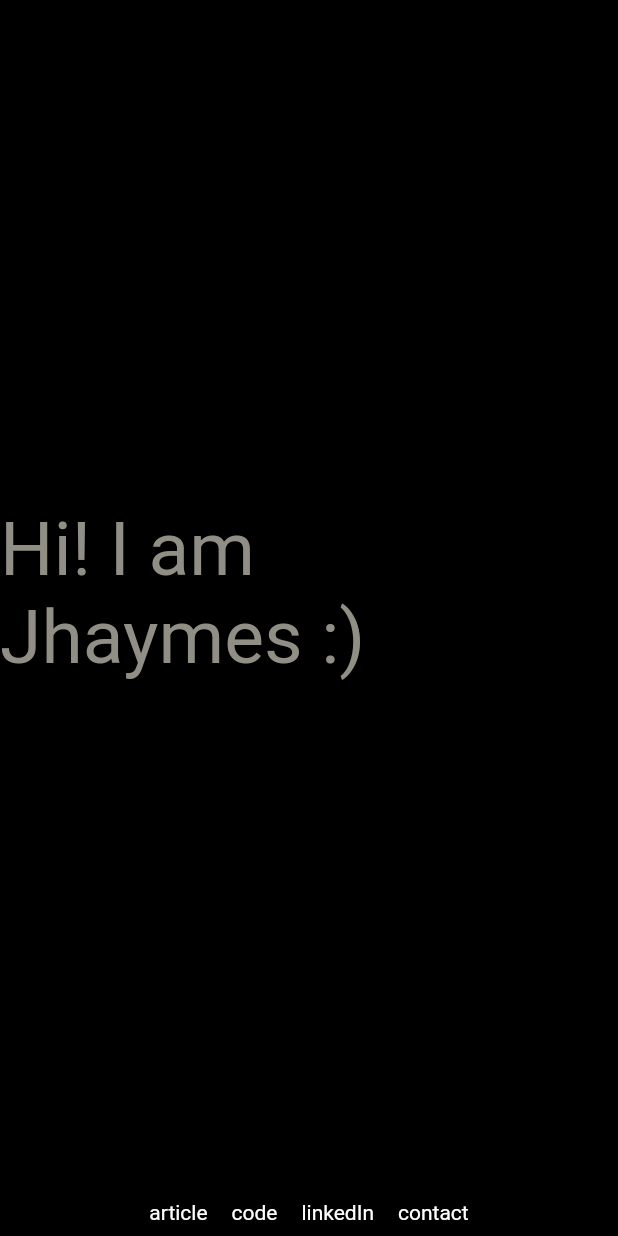
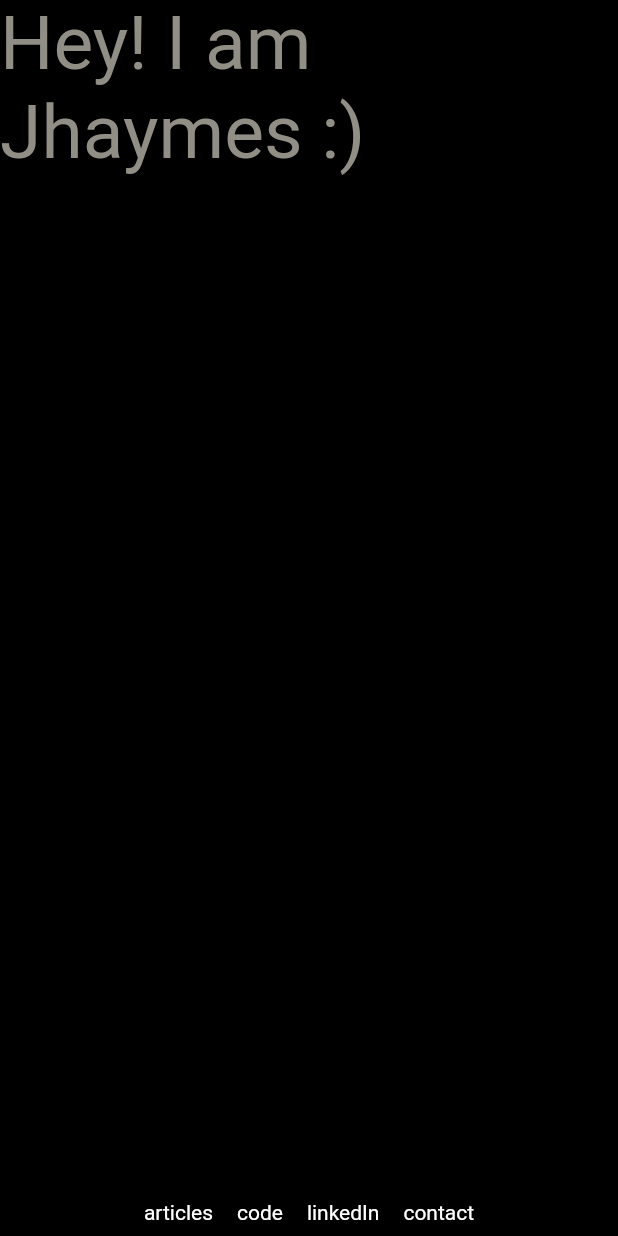
Before and after one commit to jhaym3s/first_portfolio, a Flutter app: the screen it shows after launch, on a phone screen of 412 x 824 dp. Run offline on Flutter 3.47's test engine with Material 2 defaults, Android fonts, the phone set to English and light mode, and no system bars; drawn by our look-alikes of animated_text_kit.

```diff
--- a/lib/my_home_page.dart
+++ b/lib/my_home_page.dart
@@ -50,14 +50,15 @@ const subjectText ="Add subject";
    @override
   Widget build(BuildContext context) {
         return Scaffold(
-            body: Column(
+            body: Center(
+              child: Column(
                 mainAxisAlignment: MainAxisAlignment.spaceBetween,
+                crossAxisAlignment: CrossAxisAlignment.center,
                 children: [
-              SizedBox(),
-
+                //SizedBox(),
           AnimatedTextKit(animatedTexts: [
             TypewriterAnimatedText(
-            "Hi! I am Jhaymes :)",
+                "Hey! I am Jhaymes :)",
                 textStyle: TextStyle(fontSize:50,
                 color: Color(0xff918E85,),),
                 speed: Duration(milliseconds:100),
@@ -65,7 +66,7 @@ AnimatedTextKit(animatedTexts: [
                 curve: Curves.linear,
             ),
         ],
-        isRepeatingAnimation: true,
+        isRepeatingAnimation: false,
         pause: Duration(milliseconds:500),
         displayFullTextOnTap: true,
         repeatForever: false,
@@ -75,7 +76,7 @@ AnimatedTextKit(animatedTexts: [
           mainAxisAlignment: MainAxisAlignment.center,
             children: [
                     TextAndFunc(
-                    text: "article",
+                      text: "articles",
                       function: launchblog,
                     ),
                     TextAndFunc(
@@ -91,12 +92,14 @@ AnimatedTextKit(animatedTexts: [
                   ],
                 ),
                 ]),
+            ),
             backgroundColor: Colors.black,
             );
      }
   }
 
 
+// ignore: must_be_immutable
 class TextAndFunc extends StatelessWidget {
    TextAndFunc({this.text,this.function}) ;
   String? text;
```
Also changed, not shown: firebase.json (added), 3 other files. Lines whose indentation alone changed are shown as unchanged.
